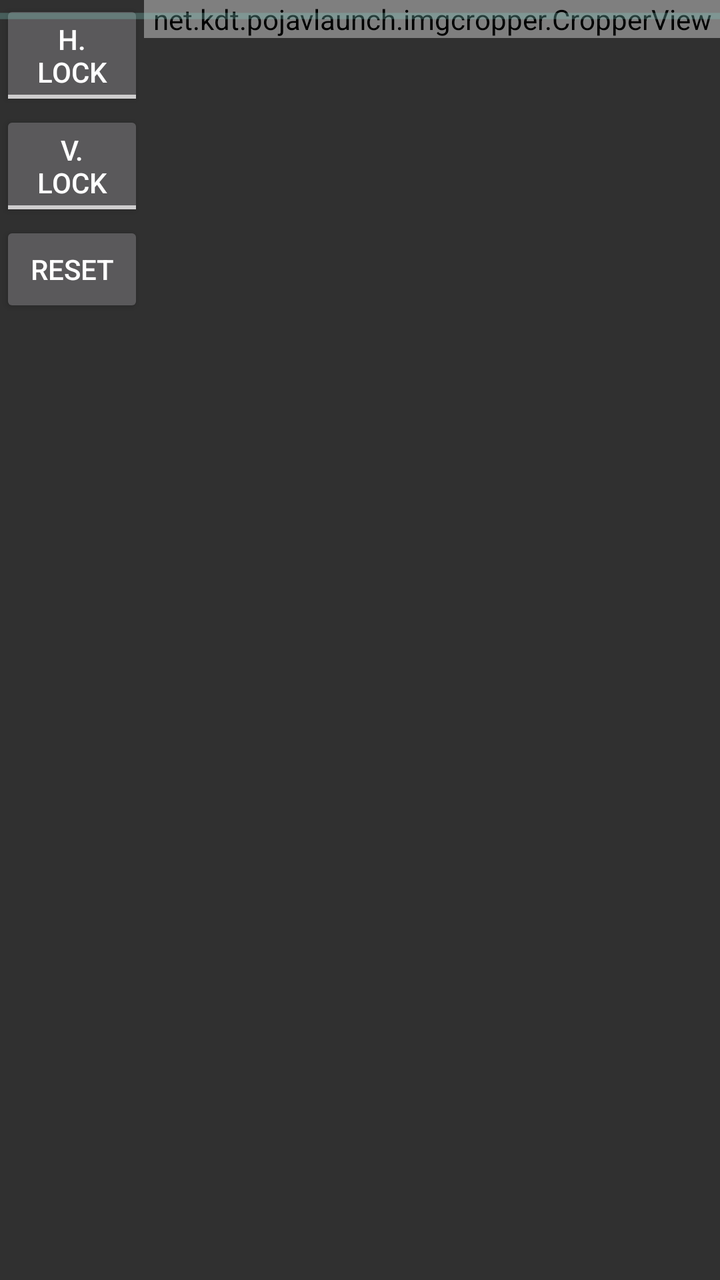
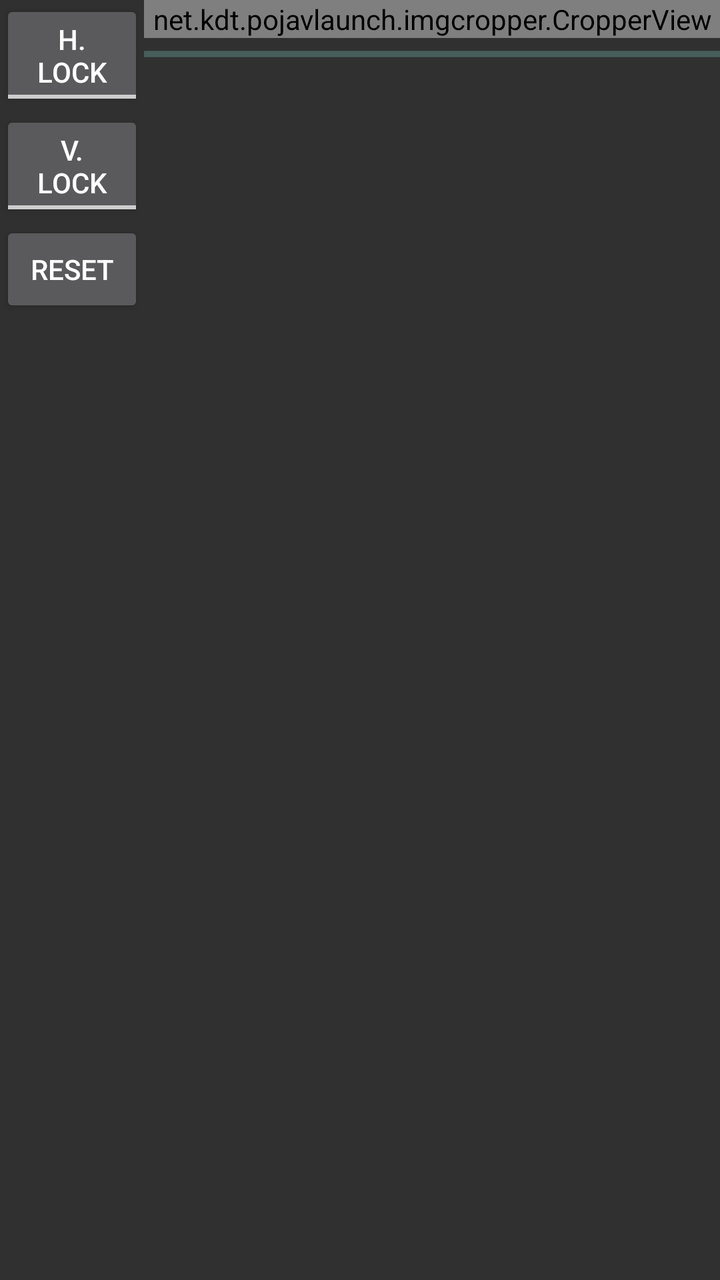

Two renders of the same Android screen: before a commit and after it. Below are the layout's source before the change and the commit's diff.
<!-- AndroidManifest.xml: application theme AppTheme -->
<!-- res/layout/dialog_cropper.xml -->
<?xml version="1.0" encoding="utf-8"?>
<LinearLayout
    xmlns:android="http://schemas.android.com/apk/res/android"
    xmlns:app="http://schemas.android.com/apk/res-auto"
    xmlns:tools="http://schemas.android.com/tools"
    android:layout_width="match_parent"
    android:layout_height="wrap_content"
    android:orientation="vertical">

    <androidx.constraintlayout.widget.ConstraintLayout
        android:layout_width="match_parent"
        android:layout_height="wrap_content"
        android:padding="@dimen/padding_medium">

        <LinearLayout
            android:id="@+id/buttonContainer"
            android:layout_width="0dp"
            android:layout_height="wrap_content"
            android:orientation="vertical"
            app:layout_constraintTop_toTopOf="parent"
            app:layout_constraintStart_toStartOf="parent"
            app:layout_constraintEnd_toStartOf="@+id/crop_dialog_view"
            app:layout_constraintHorizontal_bias="0.0"
            app:layout_constraintHorizontal_weight="0.2">

            <ToggleButton
                android:id="@+id/crop_dialog_hlock"
                android:layout_width="match_parent"
                android:layout_height="wrap_content"
                android:textOff="@string/cropper_lock_horizontal"
                android:textOn="@string/cropper_lock_horizontal"/>

            <ToggleButton
                android:id="@+id/crop_dialog_vlock"
                android:layout_width="match_parent"
                android:layout_height="wrap_content"
                android:textOff="@string/cropper_lock_vertical"
                android:textOn="@string/cropper_lock_vertical"/>

            <Button
                android:id="@+id/crop_dialog_reset"
                android:layout_width="match_parent"
                android:layout_height="wrap_content"
                android:text="@string/cropper_reset"/>

        </LinearLayout>

        <net.kdt.pojavlaunch.imgcropper.CropperView
            android:id="@+id/crop_dialog_view"
            android:layout_width="0dp"
            android:layout_height="wrap_content"
            app:layout_constraintTop_toTopOf="parent"
            app:layout_constraintStart_toEndOf="@+id/buttonContainer"
            app:layout_constraintEnd_toEndOf="parent"
            app:layout_constraintHorizontal_bias="1.0"
            app:layout_constraintHorizontal_weight="0.8"/>

        <ProgressBar
            android:id="@+id/crop_dialog_progressbar"
            style="@style/Widget.AppCompat.ProgressBar.Horizontal"
            android:layout_width="match_parent"
            android:layout_height="wrap_content"
            android:indeterminate="true"
            app:layout_constraintEnd_toStartOf="@+id/crop_dialog_view"
            tools:layout_editor_absoluteY="170dp"
            tools:ignore="MissingConstraints" />
    </androidx.constraintlayout.widget.ConstraintLayout>

</LinearLayout>
<!-- resources referenced by this layout -->
<resources>
  <dimen name="padding_medium">@dimen/_4sdp</dimen>
  <string name="cropper_lock_horizontal">H. lock</string>
  <string name="cropper_lock_vertical">V. lock</string>
  <string name="cropper_reset">Reset</string>
  <style name="AppTheme" parent="@style/Theme.AppCompat.NoActionBar">
          <item name="windowNoTitle">true</item>
          <item name="windowActionBar">false</item>
          <item name="android:windowContentOverlay">@null</item>
          <item name="android:statusBarColor">@color/background_status_bar</item>
          <item name="android:navigationBarColor">@android:color/transparent</item>
          <item name="preferenceTheme">@style/PreferenceThemeOverlay.v14.Material</item>
  
          <item name="android:textSize">@dimen/_12ssp</item>
  
      </style>
  <color name="background_status_bar">#242424</color>
</resources>

<!-- the commit's change to res/layout/dialog_cropper.xml (unified diff, before → after) -->
@@ -58,11 +58,14 @@
         <ProgressBar
             android:id="@+id/crop_dialog_progressbar"
             style="@style/Widget.AppCompat.ProgressBar.Horizontal"
-            android:layout_width="match_parent"
+            android:layout_width="0dp"
             android:layout_height="wrap_content"
             android:indeterminate="true"
-            app:layout_constraintEnd_toStartOf="@+id/crop_dialog_view"
-            tools:layout_editor_absoluteY="170dp"
+            app:layout_constraintEnd_toEndOf="parent"
+            app:layout_constraintHorizontal_bias="1.0"
+            app:layout_constraintHorizontal_weight="0.8"
+            app:layout_constraintStart_toEndOf="@+id/buttonContainer"
+            app:layout_constraintTop_toBottomOf="@+id/crop_dialog_view"
             tools:ignore="MissingConstraints" />
     </androidx.constraintlayout.widget.ConstraintLayout>
 
